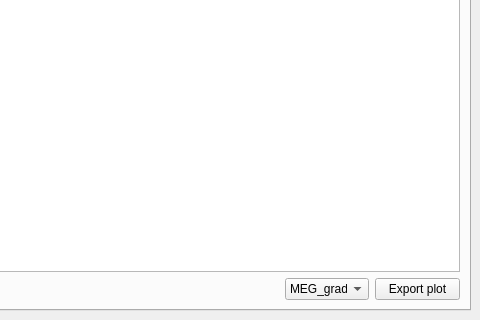
Above: src/applications/mne_browse/Windows/averagewindow.ui from mne-tools/mne-cpp before the change; both pictures show x 406 to 886 and y 252 to 572 of the 886 by 572 pixel window. Below: the same form after it.
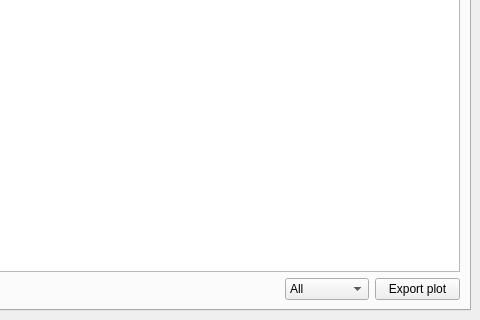
That is the form after the change. The open tabs and pages were chosen to show the change.

Commit message:
Fix layout whitening rescale, separate co-located grads, add All mode
- Reset m_bAutoScaled when whitening is toggled or parameters change,
  so auto-scale recomputes with whitened (z-score) amplitudes
- Detect co-located channels (planar grad pairs sharing same r0) and
  apply horizontal offset after normalization to prevent overlap
- Add 'All' entry to layout channel kind combo box to display MEG
  magnetometers, gradiometers, and EEG channels together

What changed in the file:
```diff
--- a/src/applications/mne_browse/Windows/averagewindow.ui
+++ b/src/applications/mne_browse/Windows/averagewindow.ui
@@ -119,6 +119,11 @@
                 <height>16777215</height>
                </size>
               </property>
+              <item>
+               <property name="text">
+                <string>All</string>
+               </property>
+              </item>
               <item>
                <property name="text">
                 <string>MEG_grad</string>
```
The commit also changes 1 other file.
